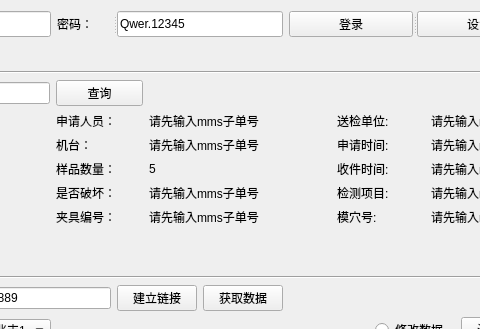
The window that zw_project_1_0/operationinterface.ui (PX007XP/LY_SDK) describes before a commit, drawn with Qt 5; both pictures show x 237 to 717 and y 0 to 329 of the 1108 by 720 pixel window.
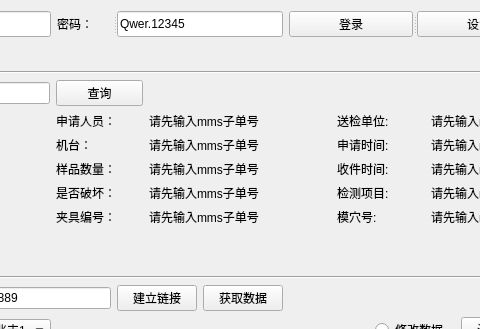
The same window after the commit.

Commit message: 暂时屏蔽文件打开检查

Diff of the .ui file:
```diff
--- a/zw_project_1_0/operationinterface.ui
+++ b/zw_project_1_0/operationinterface.ui
@@ -193,7 +193,7 @@
      <item row="4" column="4" colspan="2">
       <widget class="QLabel" name="label_yangpingshuliang">
        <property name="text">
-        <string>5</string>
+        <string>请先输入mms子单号</string>
        </property>
       </widget>
      </item>
```
The commit also changes 1 other file.
